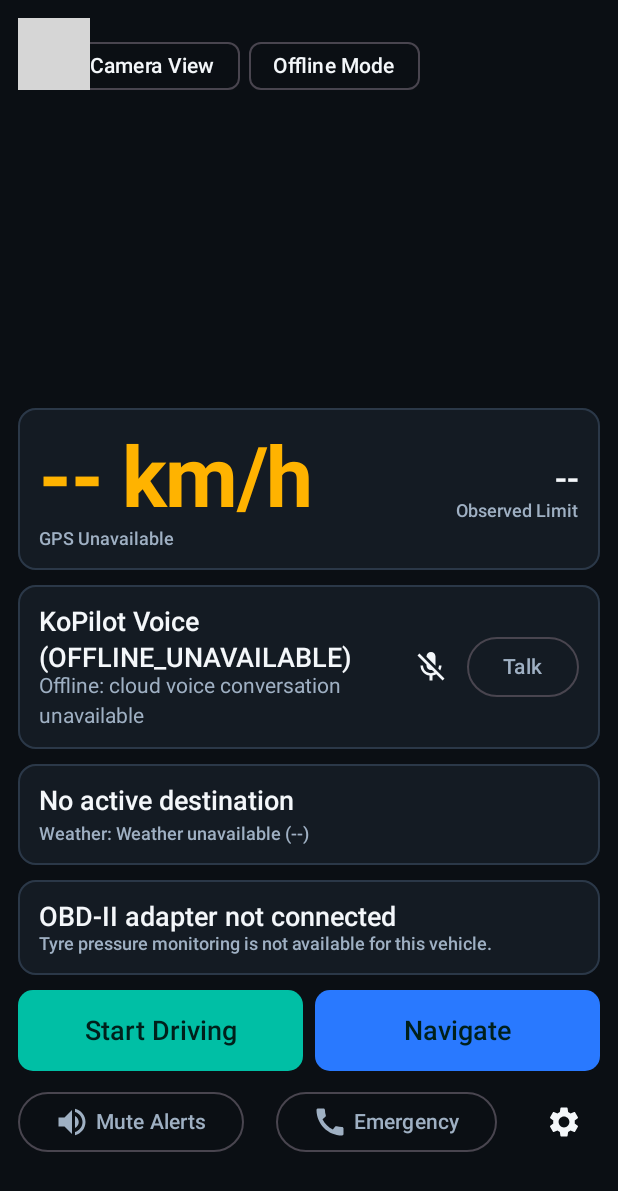
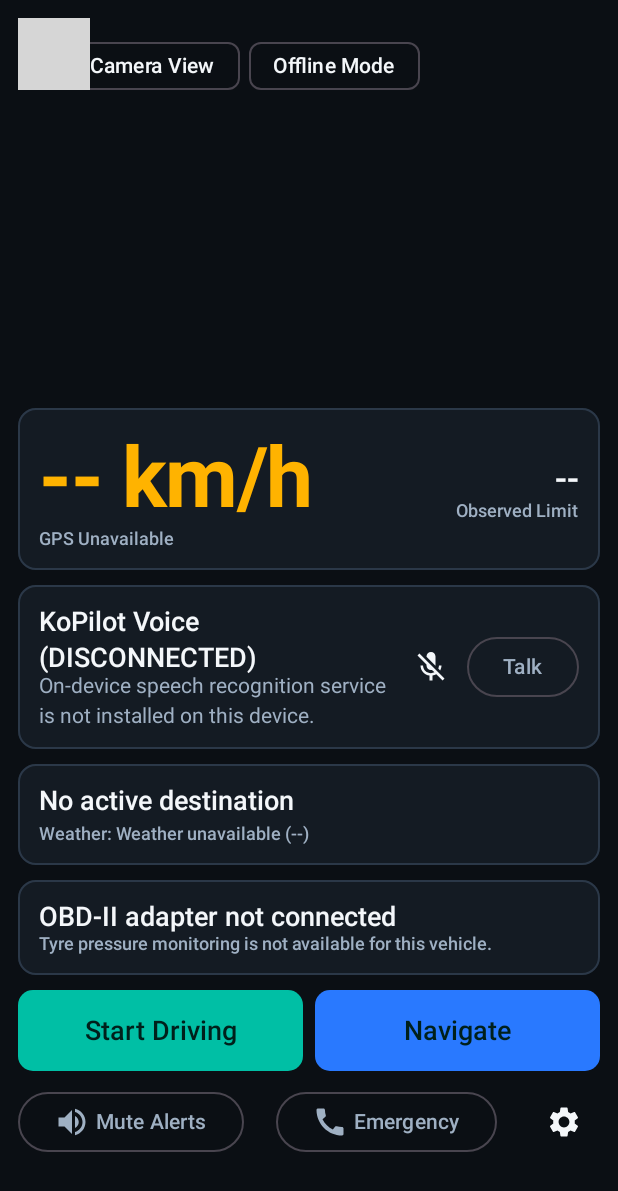
Before and after one commit to Alee24/koPilot, an Android app built with Jetpack Compose: the screen it shows after launch (MainActivity), after a tap on "Talk", on a phone screen of 412 x 824 dp. Shown: the top 1191 px of the screen. Run offline under Robolectric (Android 15) with nearby library versions, the phone set to English and light mode, and no system bars; our stand-ins replace Dagger/Hilt's generated code, Room's generated code; libraries missing offline, so code that uses them is left out: androidx.camera.core, org.tensorflow.lite, org.webrtc; network calls fail; 6 statements that could not run were skipped; 2 other taps on this screen came first; grey boxes are pictures that could not be loaded.

Commit message:
feat(voice): add out-of-the-box local SpeechRecognizer/TTS fallback and WebRTC audio receive

```diff
--- a/android/feature/dashboard/src/main/kotlin/ke/co/kopilot/feature/dashboard/DashboardScreen.kt
+++ b/android/feature/dashboard/src/main/kotlin/ke/co/kopilot/feature/dashboard/DashboardScreen.kt
@@ -298,9 +298,9 @@ private fun TelemetryAndControlsColumn(
                     )
                 }
                 OutlinedButton(onClick = viewModel::toggleVoiceConnection) {
-                    Text(
-                        if (state.voiceState.connectionState == VoiceConnectionState.CONNECTED) "Stop" else "Talk",
-                    )
+                    val stopVisible = state.voiceState.connectionState == VoiceConnectionState.CONNECTED ||
+                        (state.voiceState.connectionState == VoiceConnectionState.LOCAL_FALLBACK && state.voiceState.isListening)
+                    Text(if (stopVisible) "Stop" else "Talk")
                 }
             }
         }
--- a/android/feature/dashboard/src/main/kotlin/ke/co/kopilot/feature/dashboard/DashboardViewModel.kt
+++ b/android/feature/dashboard/src/main/kotlin/ke/co/kopilot/feature/dashboard/DashboardViewModel.kt
@@ -252,9 +252,10 @@ class DashboardViewModel @Inject constructor(
 
     fun toggleVoiceConnection() {
         val voiceState = uiState.value.voiceState
-        if (voiceState.connectionState == ke.co.kopilot.feature.voice.VoiceConnectionState.CONNECTED ||
-            voiceState.connectionState == ke.co.kopilot.feature.voice.VoiceConnectionState.CONNECTING
-        ) {
+        val isActive = voiceState.connectionState == ke.co.kopilot.feature.voice.VoiceConnectionState.CONNECTED ||
+            voiceState.connectionState == ke.co.kopilot.feature.voice.VoiceConnectionState.CONNECTING ||
+            (voiceState.connectionState == ke.co.kopilot.feature.voice.VoiceConnectionState.LOCAL_FALLBACK && voiceState.isListening)
+        if (isActive) {
             voiceClient.disconnect()
         } else {
             val s = uiState.value.settings
--- a/android/feature/voice/build.gradle.kts
+++ b/android/feature/voice/build.gradle.kts
@@ -28,6 +28,7 @@ dependencies {
     implementation(project(":core:common"))
     implementation(project(":core:network"))
     implementation(project(":core:security"))
+    implementation(project(":feature:alerts"))
     implementation(libs.androidx.core.ktx)
     implementation(libs.kotlinx.coroutines.core)
     implementation(libs.kotlinx.coroutines.android)
--- a/android/feature/voice/src/main/kotlin/ke/co/kopilot/feature/voice/OpenAiRealtimeVoiceClient.kt
+++ b/android/feature/voice/src/main/kotlin/ke/co/kopilot/feature/voice/OpenAiRealtimeVoiceClient.kt
@@ -9,6 +9,7 @@ import ke.co.kopilot.core.network.api.KoPilotApiService
 import ke.co.kopilot.core.network.connectivity.ConnectivityObserver
 import ke.co.kopilot.core.network.dto.VoiceSessionRequestDto
 import ke.co.kopilot.core.security.SecureTokenStore
+import ke.co.kopilot.feature.alerts.SpeechSink
 import kotlinx.coroutines.CoroutineScope
 import kotlinx.coroutines.SupervisorJob
 import kotlinx.coroutines.flow.MutableStateFlow
@@ -45,6 +46,7 @@ enum class VoiceConnectionState {
     DISCONNECTED,
     CONNECTING,
     CONNECTED,
+    LOCAL_FALLBACK,
     OFFLINE_UNAVAILABLE,
     ERROR,
 }
@@ -67,6 +69,8 @@ class OpenAiRealtimeVoiceClient @Inject constructor(
     private val tokenStore: SecureTokenStore,
     private val connectivityObserver: ConnectivityObserver,
     private val toolExecutor: VoiceToolExecutor,
+    private val localVoiceEngine: LocalVoiceCommandEngine,
+    private val speechSink: SpeechSink,
     private val okHttpClient: OkHttpClient,
     private val dispatchers: DispatcherProvider,
 ) {
@@ -107,10 +111,7 @@ class OpenAiRealtimeVoiceClient @Inject constructor(
             return
         }
         if (!connectivityObserver.isCurrentlyOnline()) {
-            _state.value = _state.value.copy(
-                connectionState = VoiceConnectionState.OFFLINE_UNAVAILABLE,
-                statusMessage = "Offline: cloud voice conversation unavailable",
-            )
+            startLocalVoiceFallback(language, "Offline: using local voice")
             return
         }
         if (_state.value.connectionState == VoiceConnectionState.CONNECTING ||
@@ -121,7 +122,7 @@ class OpenAiRealtimeVoiceClient @Inject constructor(
 
         _state.value = _state.value.copy(
             connectionState = VoiceConnectionState.CONNECTING,
-            statusMessage = "Starting voice session...",
+            statusMessage = "Connecting voice...",
         )
 
         scope.launch {
@@ -139,14 +140,41 @@ class OpenAiRealtimeVoiceClient @Inject constructor(
                     callsUrl = session.webrtcCallsUrl,
                     language = language,
                 )
-            }.onFailure { err ->
-                _state.value = _state.value.copy(
-                    connectionState = VoiceConnectionState.ERROR,
-                    isListening = false,
-                    statusMessage = "Voice unavailable: ${err.localizedMessage ?: "connection failed"}",
-                )
+            }.onFailure {
+                startLocalVoiceFallback(language, "Cloud voice unavailable; listening locally")
             }
         }
+    }
+
+    private fun startLocalVoiceFallback(language: String, reason: String) {
+        _state.value = _state.value.copy(
+            connectionState = VoiceConnectionState.LOCAL_FALLBACK,
+            isListening = true,
+            statusMessage = reason,
+        )
+        localVoiceEngine.startListening(
+            language = language,
+            onListeningChanged = { listening ->
+                _state.value = _state.value.copy(isListening = listening)
+            },
+            onResultSpoken = { spoken, reply ->
+                _state.value = _state.value.copy(
+                    connectionState = VoiceConnectionState.LOCAL_FALLBACK,
+                    isSpeaking = true,
+                    lastTranscript = "\"$spoken\" -> $reply",
+                    statusMessage = "Local voice ready",
+                )
+                speechSink.speak(reply, flushQueue = true, speechRate = 1.0f, languageTag = language)
+                _state.value = _state.value.copy(isSpeaking = false)
+            },
+            onError = { errMsg ->
+                _state.value = _state.value.copy(
+                    connectionState = VoiceConnectionState.DISCONNECTED,
+                    isListening = false,
+                    statusMessage = errMsg,
+                )
+            },
+        )
     }
 
     private fun configureAudioRouting() {
@@ -291,6 +319,7 @@ class OpenAiRealtimeVoiceClient @Inject constructor(
     }
 
     fun disconnect() {
+        localVoiceEngine.stop()
         runCatching {
             dataChannel?.close()
             peerConnection?.close()
@@ -309,6 +338,9 @@ class OpenAiRealtimeVoiceClient @Inject constructor(
 
     private suspend fun createOfferSuspend(pc: PeerConnection): SessionDescription =
         suspendCoroutine { cont ->
+            val constraints = MediaConstraints().apply {
+                mandatory.add(MediaConstraints.KeyValuePair("OfferToReceiveAudio", "true"))
+            }
             pc.createOffer(
                 object : SdpObserver {
                     override fun onCreateSuccess(sdp: SessionDescription) = cont.resume(sdp)
@@ -316,7 +348,7 @@ class OpenAiRealtimeVoiceClient @Inject constructor(
                     override fun onSetSuccess() = Unit
                     override fun onSetFailure(error: String?) = Unit
                 },
-                MediaConstraints(),
+                constraints,
             )
         }
 
```
Also changed, not shown: android/feature/voice/src/main/kotlin/ke/co/kopilot/feature/voice/LocalVoiceCommandEngine.kt (added, +197 -0 lines).
